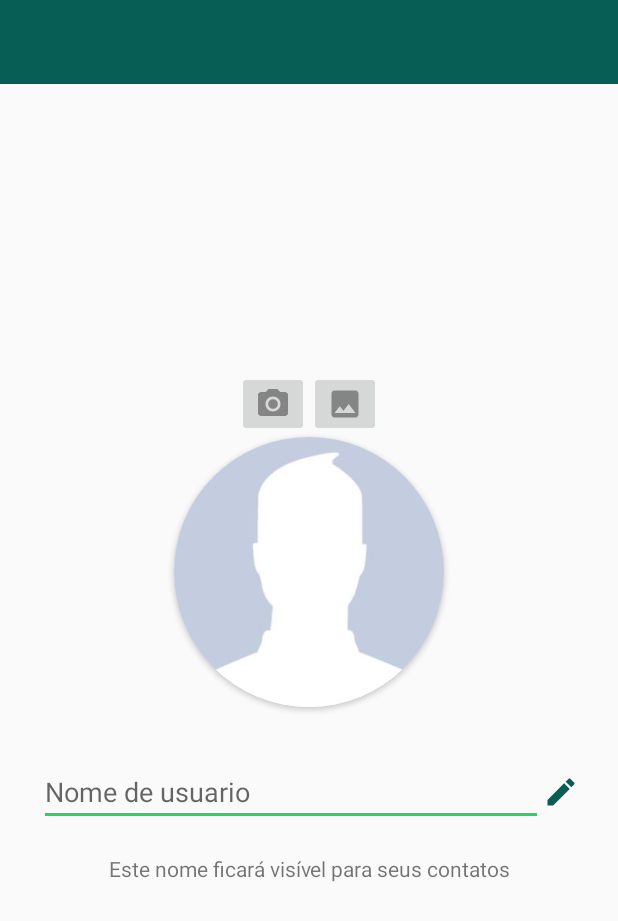
After one commit to fernando-goli/WhatsZappy, an Android app: the layout activity_config.xml on its own in the app's theme, with its tools: preview values and no code run, on a phone screen of 412 x 824 dp. The commit adds this screen. Shown: the top 921 px of the screen. Run offline under Robolectric (Android 15) with nearby library versions, the phone set to English and light mode, and no system bars.

Commit message:
Update layouts

```diff
--- /dev/null
+++ b/app/src/main/res/drawable/ic_create_black_24dp.xml
@@ -0,0 +1,5 @@
+<vector android:height="24dp" android:tint="#075E54"
+    android:viewportHeight="24.0" android:viewportWidth="24.0"
+    android:width="24dp" xmlns:android="http://schemas.android.com/apk/res/android">
+    <path android:fillColor="#FF000000" android:pathData="M3,17.25V21h3.75L17.81,9.94l-3.75,-3.75L3,17.25zM20.71,7.04c0.39,-0.39 0.39,-1.02 0,-1.41l-2.34,-2.34c-0.39,-0.39 -1.02,-0.39 -1.41,0l-1.83,1.83 3.75,3.75 1.83,-1.83z"/>
+</vector>
--- /dev/null
+++ b/app/src/main/res/drawable/ic_photo.xml
@@ -0,0 +1,5 @@
+<vector android:height="24dp" android:tint="#858585"
+    android:viewportHeight="24.0" android:viewportWidth="24.0"
+    android:width="24dp" xmlns:android="http://schemas.android.com/apk/res/android">
+    <path android:fillColor="#FF000000" android:pathData="M21,19V5c0,-1.1 -0.9,-2 -2,-2H5c-1.1,0 -2,0.9 -2,2v14c0,1.1 0.9,2 2,2h14c1.1,0 2,-0.9 2,-2zM8.5,13.5l2.5,3.01L14.5,12l4.5,6H5l3.5,-4.5z"/>
+</vector>
--- /dev/null
+++ b/app/src/main/res/drawable/ic_photo_camera.xml
@@ -0,0 +1,6 @@
+<vector android:height="24dp" android:tint="#858585"
+    android:viewportHeight="24.0" android:viewportWidth="24.0"
+    android:width="24dp" xmlns:android="http://schemas.android.com/apk/res/android">
+    <path android:fillColor="#FF000000" android:pathData="M12,12m-3.2,0a3.2,3.2 0,1 1,6.4 0a3.2,3.2 0,1 1,-6.4 0"/>
+    <path android:fillColor="#FF000000" android:pathData="M9,2L7.17,4L4,4c-1.1,0 -2,0.9 -2,2v12c0,1.1 0.9,2 2,2h16c1.1,0 2,-0.9 2,-2L22,6c0,-1.1 -0.9,-2 -2,-2h-3.17L15,2L9,2zM12,17c-2.76,0 -5,-2.24 -5,-5s2.24,-5 5,-5 5,2.24 5,5 -2.24,5 -5,5z"/>
+</vector>
--- /dev/null
+++ b/app/src/main/res/drawable/ic_search.xml
@@ -0,0 +1,5 @@
+<vector android:height="24dp" android:tint="#FFFFFF"
+    android:viewportHeight="24.0" android:viewportWidth="24.0"
+    android:width="24dp" xmlns:android="http://schemas.android.com/apk/res/android">
+    <path android:fillColor="#FF000000" android:pathData="M15.5,14h-0.79l-0.28,-0.27C15.41,12.59 16,11.11 16,9.5 16,5.91 13.09,3 9.5,3S3,5.91 3,9.5 5.91,16 9.5,16c1.61,0 3.09,-0.59 4.23,-1.57l0.27,0.28v0.79l5,4.99L20.49,19l-4.99,-5zM9.5,14C7.01,14 5,11.99 5,9.5S7.01,5 9.5,5 14,7.01 14,9.5 11.99,14 9.5,14z"/>
+</vector>
--- /dev/null
+++ b/app/src/main/res/layout/activity_config.xml
@@ -0,0 +1,120 @@
+<?xml version="1.0" encoding="utf-8"?>
+<androidx.constraintlayout.widget.ConstraintLayout xmlns:android="http://schemas.android.com/apk/res/android"
+    xmlns:app="http://schemas.android.com/apk/res-auto"
+    xmlns:card_view="http://schemas.android.com/apk/res-auto"
+    xmlns:tools="http://schemas.android.com/tools"
+    android:layout_width="match_parent"
+    android:layout_height="match_parent"
+    tools:context=".activity.ConfigActivity">
+
+
+
+    <include
+        android:id="@+id/include"
+        layout="@layout/toolbar"
+        android:layout_width="0dp"
+        android:layout_height="wrap_content"
+        app:layout_constraintEnd_toEndOf="parent"
+        app:layout_constraintStart_toStartOf="parent"
+        app:layout_constraintTop_toTopOf="parent"
+        />
+
+    <androidx.cardview.widget.CardView
+        android:id="@+id/icon_cardView"
+        android:layout_width="180dp"
+        android:layout_height="180dp"
+        android:layout_marginBottom="32dp"
+        app:cardCornerRadius="90dp"
+        app:layout_constraintBottom_toTopOf="@+id/linearLayout3"
+        app:layout_constraintEnd_toEndOf="parent"
+        app:layout_constraintHorizontal_bias="0.5"
+        app:layout_constraintStart_toStartOf="parent"
+        app:layout_constraintTop_toBottomOf="@+id/include"
+        app:layout_constraintVertical_chainStyle="packed">
+
+        <ImageView
+            android:id="@+id/circleImageUser"
+            android:layout_width="match_parent"
+            android:layout_height="match_parent"
+            android:contentDescription="@string/image_profile"
+            android:scaleType="centerCrop"
+            app:srcCompat="@drawable/padrao" />
+
+    </androidx.cardview.widget.CardView>
+
+    <LinearLayout
+        android:id="@+id/linearLayout3"
+        android:layout_width="0dp"
+        android:layout_height="50dp"
+        android:layout_marginStart="16dp"
+        android:layout_marginEnd="16dp"
+        android:layout_marginBottom="16dp"
+        android:orientation="horizontal"
+        android:paddingStart="10dp"
+        android:paddingEnd="10dp"
+        app:layout_constraintBottom_toTopOf="@+id/textView"
+        app:layout_constraintEnd_toEndOf="parent"
+        app:layout_constraintHorizontal_bias="0."
+        app:layout_constraintStart_toStartOf="parent"
+        app:layout_constraintTop_toBottomOf="@+id/icon_cardView">
+
+        <EditText
+            android:id="@+id/editName"
+            android:layout_width="0dp"
+            android:layout_height="wrap_content"
+            android:layout_gravity="center"
+            android:layout_weight="1"
+            android:ems="10"
+            android:hint="@string/user_name"
+            android:inputType="textPersonName" />
+
+        <ImageView
+            android:id="@+id/imageView2"
+            android:layout_width="wrap_content"
+            android:layout_height="wrap_content"
+            android:layout_gravity="center"
+            android:contentDescription="@string/button_config_name"
+            android:onClick="saveName"
+            card_view:srcCompat="@drawable/ic_create_black_24dp" />
+    </LinearLayout>
+
+    <TextView
+        android:id="@+id/textView"
+        android:layout_width="0dp"
+        android:layout_height="wrap_content"
+        android:layout_marginStart="24dp"
+        android:layout_marginEnd="24dp"
+        android:gravity="center"
+        android:text="@string/este_nome_ficar_vis_vel_para_seus_contatos"
+        app:layout_constraintBottom_toBottomOf="parent"
+        app:layout_constraintEnd_toEndOf="parent"
+        app:layout_constraintHorizontal_bias="0.5"
+        app:layout_constraintStart_toStartOf="parent"
+        app:layout_constraintTop_toBottomOf="@+id/linearLayout3" />
+
+    <ImageButton
+        android:id="@+id/btnPhoto"
+        android:layout_width="wrap_content"
+        android:layout_height="wrap_content"
+        android:layout_gravity="bottom|end"
+        app:layout_constraintEnd_toEndOf="parent"
+        app:layout_constraintHorizontal_bias="0.5"
+        app:layout_constraintStart_toEndOf="@+id/btnCamera"
+        app:layout_constraintTop_toTopOf="@+id/btnCamera"
+        card_view:srcCompat="@drawable/ic_photo" />
+
+    <ImageButton
+        android:id="@+id/btnCamera"
+        android:layout_width="wrap_content"
+        android:layout_height="wrap_content"
+        android:layout_gravity="bottom"
+        app:layout_constraintBottom_toTopOf="@+id/icon_cardView"
+        app:layout_constraintEnd_toStartOf="@+id/btnPhoto"
+        app:layout_constraintHorizontal_bias="0.5"
+        app:layout_constraintHorizontal_chainStyle="packed"
+        app:layout_constraintStart_toStartOf="parent"
+        card_view:srcCompat="@drawable/ic_photo_camera"
+        tools:layout_editor_absoluteY="212dp" />
+
+
+</androidx.constraintlayout.widget.ConstraintLayout>
--- a/app/src/main/res/layout/activity_login.xml
+++ b/app/src/main/res/layout/activity_login.xml
@@ -105,7 +105,7 @@
             android:textSize="13sp" />
 
         <TextView
-            android:id="@+id/button"
+            android:id="@+id/buttonReg"
             android:layout_width="wrap_content"
             android:layout_height="wrap_content"
             android:layout_weight="1"
--- a/app/src/main/res/layout/activity_register.xml
+++ b/app/src/main/res/layout/activity_register.xml
@@ -74,7 +74,7 @@
         android:layout_marginEnd="32dp"
         android:textColorHint="@android:color/white"
         app:hintTextColor="@android:color/white"
-        app:layout_constraintBottom_toTopOf="@+id/button"
+        app:layout_constraintBottom_toTopOf="@+id/buttonReg"
         app:layout_constraintEnd_toEndOf="parent"
         app:layout_constraintHorizontal_bias="0.5"
         app:layout_constraintStart_toStartOf="parent"
@@ -93,7 +93,7 @@
     </com.google.android.material.textfield.TextInputLayout>
 
     <Button
-        android:id="@+id/button"
+        android:id="@+id/buttonReg"
         android:layout_width="0dp"
         android:layout_height="wrap_content"
         android:layout_marginStart="32dp"
--- /dev/null
+++ b/app/src/main/res/layout/toolbar.xml
@@ -0,0 +1,16 @@
+<?xml version="1.0" encoding="utf-8"?>
+<FrameLayout xmlns:android="http://schemas.android.com/apk/res/android"
+    android:layout_width="match_parent"
+    android:layout_height="wrap_content">
+
+
+    <androidx.appcompat.widget.Toolbar
+        android:id="@+id/toolbar"
+        android:layout_width="match_parent"
+        android:layout_height="?attr/actionBarSize"
+        android:background="@color/colorPrimary"
+        android:theme="@style/Toolbar" />
+
+
+
+</FrameLayout>
--- a/app/src/main/res/values/strings.xml
+++ b/app/src/main/res/values/strings.xml
@@ -11,6 +11,21 @@
     <string name="nao_tem_conta">Não tem conta ?</string>
     <string name="cadastrar">Cadastrar</string>
 
+    <!-- Remove or change this placeholder text -->
+    <string name="hello_blank_fragment">Hello blank fragment</string>
+
+
+    <!---->
+    <string name="este_nome_ficar_vis_vel_para_seus_contatos">Este nome ficará visível para seus contatos</string>
+    <string name="user_name">Nome de usuario</string>
+    <string name="image_profile">image profile</string>
+    <string name="button_config_name">button config name</string>
+    <!---->
+    <!---->
+    <!---->
+    <!---->
+    <!---->
+    <!---->
     <!---->
 
 
--- a/app/src/main/res/values/styles.xml
+++ b/app/src/main/res/values/styles.xml
@@ -8,4 +8,8 @@
         <item name="colorAccent">@color/colorAccent</item>
     </style>
 
+    <style name="Toolbar" parent="Theme.AppCompat.NoActionBar">
+
+    </style>
+
 </resources>
```
Also changed, not shown: app/build.gradle (+8 -0 lines), app/src/main/AndroidManifest.xml (+14 -2 lines), app/src/main/java/com/example/whatszappy/fragment/ContatosFragment.java (added, +33 -0 lines), app/src/main/java/com/example/whatszappy/fragment/ConversasFragment.java (added, +32 -0 lines), app/src/main/res/layout/activity_main.xml (+43 -2 lines), app/src/main/res/layout/fragment_contatos.xml (added, +14 -0 lines), app/src/main/res/layout/fragment_conversas.xml (added, +14 -0 lines), app/src/main/res/menu/menu_main.xml (added, +21 -0 lines), app/src/main/res/drawable-v24/padrao.jpg (added), 1 other file.
